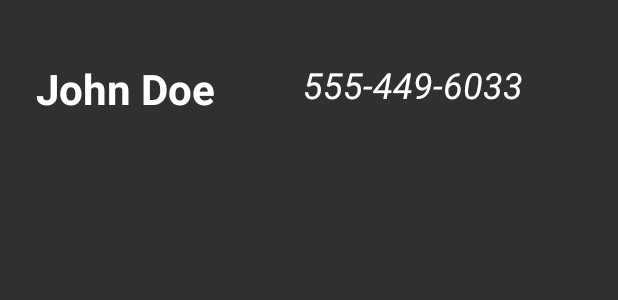
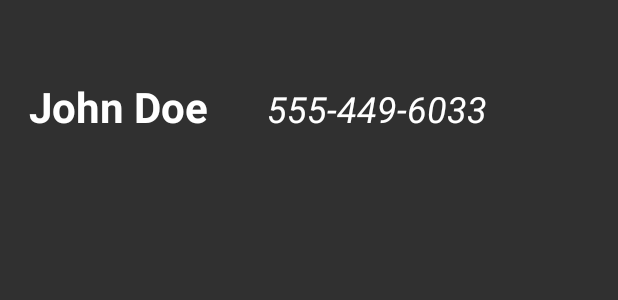
Before and after one commit to BCS20090004/VpreventorFYP, an Android app: the layout contact.xml on its own in the app's theme, with its tools: preview values and no code run, on a phone screen of 412 x 824 dp. Shown: the top 300 px of the screen. Run offline under Robolectric (Android 15) with nearby library versions, the phone set to English and light mode, and no system bars.

Commit message:
commit final

```diff
--- a/app/src/main/AndroidManifest.xml
+++ b/app/src/main/AndroidManifest.xml
@@ -93,6 +93,7 @@
         <meta-data
             android:name="com.google.android.geo.API_KEY"
             android:value="AIzaSyBkQSnOUYV0L35LGbvlJtI-stTxKEw1M0Y" />
+
         <provider
             android:name="androidx.core.content.FileProvider"
             android:authorities="com.fypvpreventor.VpreventorFYP.fileprovider"
@@ -102,7 +103,6 @@
                 android:name="android.support.FILE_PROVIDER_PATHS"
                 android:resource="@xml/provider_paths" />
         </provider>
-
     </application>
 
 </manifest>
--- a/app/src/main/java/com/fypvpreventor/VpreventorFYP/FakeCall.java
+++ b/app/src/main/java/com/fypvpreventor/VpreventorFYP/FakeCall.java
@@ -84,7 +84,7 @@ public class FakeCall extends AppCompatActivity {
                     }
                 },500);
                 s1 = "MS Tina";
-                s2 = "0108089521";
+                s2 = "01120066491";
 
               //  if(!s1.isEmpty() && !s2.isEmpty()){
                    //Intent i = new Intent(FakeCall.this,schedule.class);
--- a/app/src/main/java/com/fypvpreventor/VpreventorFYP/HelpCenter.kt
+++ b/app/src/main/java/com/fypvpreventor/VpreventorFYP/HelpCenter.kt
@@ -11,8 +11,11 @@ class HelpCenterActivity : AppCompatActivity() {
 
     private lateinit var sliderView: SliderView
     private val images = intArrayOf(
+        R.drawable.page4,
+        R.drawable.page5,
         R.drawable.page1,
         R.drawable.page2,
+        R.drawable.page6,
         R.drawable.page3
     )
 
--- a/app/src/main/java/com/fypvpreventor/VpreventorFYP/emergency_call.java
+++ b/app/src/main/java/com/fypvpreventor/VpreventorFYP/emergency_call.java
@@ -16,7 +16,7 @@ import android.widget.RemoteViews;
  */
 public class emergency_call extends AppWidgetProvider {
 
-    private static final String PHONE_NUMBER = "+60108089521";
+    private static final String PHONE_NUMBER = "+601120066491";
     private static final int CALL_PHONE_REQUEST_CODE = 123;
 
     @Override
@@ -34,7 +34,7 @@ public class emergency_call extends AppWidgetProvider {
     }
 
     private PendingIntent getPendingIntent(Context context) {
-        Intent intent = new Intent(Intent.ACTION_DIAL); //ACTION_CALL TO CALL DIRECTLY
+        Intent intent = new Intent(Intent.ACTION_CALL); //ACTION_CALL TO CALL DIRECTLY
         intent.setData(Uri.parse("tel:" + PHONE_NUMBER));
         return PendingIntent.getActivity(context, 0, intent, 0);
     }
--- a/app/src/main/java/com/fypvpreventor/fypvpreventor/database/Contacts.kt
+++ b/app/src/main/java/com/fypvpreventor/fypvpreventor/database/Contacts.kt
@@ -14,8 +14,8 @@ data class Contacts(
     @NonNull @ColumnInfo(name ="phone_number")
     val phoneNumber : String,
     @ColumnInfo(name = "message")
-    val message : String = "This is an automated warning. I believe there is suspicious activity" +
-            " around me. Please contact me as soon as possible"
+    val message : String = "Pre-set warning: Suspicious activities are suspected, contact me as soon as possible. kindly remove all of the ~ " +
+            "and (#deleteme) to see the whole link."
 )
 //Typically, SQL column names will have words separated by an underscore,
 // as opposed to the lowerCamelCase used by Kotlin properties
--- a/app/src/main/java/com/fypvpreventor/fypvpreventor/viewmodels/RecordingController.kt
+++ b/app/src/main/java/com/fypvpreventor/fypvpreventor/viewmodels/RecordingController.kt
@@ -89,7 +89,7 @@ class RecordingController(private val activity: Activity, private val contactDao
             override fun run() {
                 stopRecording()
             }
-        }, 20000)
+        }, 200000)
     }
 
 
--- a/app/src/main/res/layout/activity_fake_call.xml
+++ b/app/src/main/res/layout/activity_fake_call.xml
@@ -97,7 +97,7 @@
         android:layout_marginStart="29dp"
         android:hint="     Number"
         android:inputType="number"
-        android:text="Hp No. : 0108089521"
+        android:text="Hp No. : 01120066491"
         android:textAlignment="inherit"
         android:textColor="@color/white"
         app:layout_constraintStart_toEndOf="@+id/profile_image"
--- a/app/src/main/res/layout/activity_forget_password.xml
+++ b/app/src/main/res/layout/activity_forget_password.xml
@@ -62,8 +62,7 @@
         app:layout_constraintEnd_toEndOf="parent"
         app:layout_constraintHorizontal_bias="0.0"
         app:layout_constraintStart_toStartOf="parent"
-        app:layout_constraintTop_toTopOf="parent"
-        app:layout_constraintVertical_bias="1.0"
+        app:layout_constraintTop_toBottomOf="@+id/banner"
         app:srcCompat="@drawable/topline" />
 
     <TextView
--- a/app/src/main/res/layout/contact.xml
+++ b/app/src/main/res/layout/contact.xml
@@ -12,11 +12,13 @@
         android:id="@+id/contact_name"
         android:layout_width="wrap_content"
         android:layout_height="wrap_content"
-        android:layout_marginStart="24dp"
-        android:layout_marginTop="40dp"
+        android:layout_marginStart="10dp"
+        android:layout_marginTop="52dp"
+        android:layout_marginEnd="5dp"
         android:textColor="@color/white"
         android:textSize="28sp"
         android:textStyle="bold"
+        app:layout_constraintEnd_toStartOf="@+id/guideline4"
         app:layout_constraintStart_toStartOf="parent"
         app:layout_constraintTop_toTopOf="parent"
         tools:text="John Doe" />
@@ -25,13 +27,14 @@
         android:id="@+id/phone_number"
         android:layout_width="wrap_content"
         android:layout_height="wrap_content"
-        android:layout_marginTop="40dp"
+        android:layout_marginStart="5dp"
+        android:layout_marginTop="56dp"
         android:layout_marginEnd="21dp"
         android:textColor="@color/white"
         android:textSize="24sp"
         android:textStyle="italic"
         app:layout_constraintEnd_toEndOf="parent"
-        app:layout_constraintHorizontal_bias="0.181"
+        app:layout_constraintHorizontal_bias="0.232"
         app:layout_constraintStart_toStartOf="@+id/guideline4"
         app:layout_constraintTop_toTopOf="parent"
         tools:text="555-449-6033" />
@@ -41,7 +44,7 @@
         android:layout_width="wrap_content"
         android:layout_height="wrap_content"
         android:orientation="vertical"
-        app:layout_constraintGuide_begin="193dp" />
+        app:layout_constraintGuide_begin="153dp" />
 
 
 </androidx.constraintlayout.widget.ConstraintLayout>
--- a/app/src/main/res/layout/fragment_add_contact.xml
+++ b/app/src/main/res/layout/fragment_add_contact.xml
@@ -67,10 +67,12 @@
         android:layout_width="wrap_content"
         android:layout_height="wrap_content"
         android:layout_marginTop="68dp"
+        android:layout_marginBottom="5dp"
         android:text="@string/your_message"
         android:textColor="@color/white"
         android:textSize="18sp"
         android:visibility="invisible"
+        app:layout_constraintBottom_toTopOf="@+id/personal_message"
         app:layout_constraintStart_toStartOf="@+id/textView3"
         app:layout_constraintTop_toBottomOf="@+id/phone" />
 
@@ -117,14 +119,14 @@
         android:layout_width="wrap_content"
         android:layout_height="wrap_content"
         android:orientation="vertical"
-        app:layout_constraintGuide_begin="351dp" />
+        app:layout_constraintGuide_begin="335dp" />
 
     <androidx.constraintlayout.widget.Guideline
         android:id="@+id/guideline5"
         android:layout_width="wrap_content"
         android:layout_height="wrap_content"
         android:orientation="vertical"
-        app:layout_constraintGuide_begin="39dp" />
+        app:layout_constraintGuide_begin="31dp" />
 
     <TextView
         android:id="@+id/textView8"
--- a/app/src/main/res/xml/emergency_call_info.xml
+++ b/app/src/main/res/xml/emergency_call_info.xml
@@ -5,7 +5,7 @@
     android:initialLayout="@layout/emergency_call"
     android:minWidth="40dp"
     android:minHeight="40dp"
-    android:previewImage="@drawable/example_appwidget_preview"
+    android:previewImage="@drawable/baseline_wifi_calling_3_24"
     android:previewLayout="@layout/emergency_call"
     android:resizeMode="horizontal|vertical"
     android:targetCellWidth="1"
```
Also changed, not shown: app/src/main/java/com/fypvpreventor/VpreventorFYP/audiolist.java (+8 -1 lines), app/src/main/java/com/fypvpreventor/fypvpreventor/MainActivity.kt (+9 -0 lines), app/src/main/java/com/fypvpreventor/fypvpreventor/TutorialActivity.kt (+8 -1 lines), app/src/main/java/com/fypvpreventor/fypvpreventor/fragments/LocationFragment.kt (+5 -5 lines), app/src/main/java/com/fypvpreventor/fypvpreventor/fragments/SensorFragment.kt (+8 -7 lines), app/src/main/res/layout/single_list_item.xml (+4 -4 lines), app/src/main/res/values/strings.xml (+5 -5 lines).
